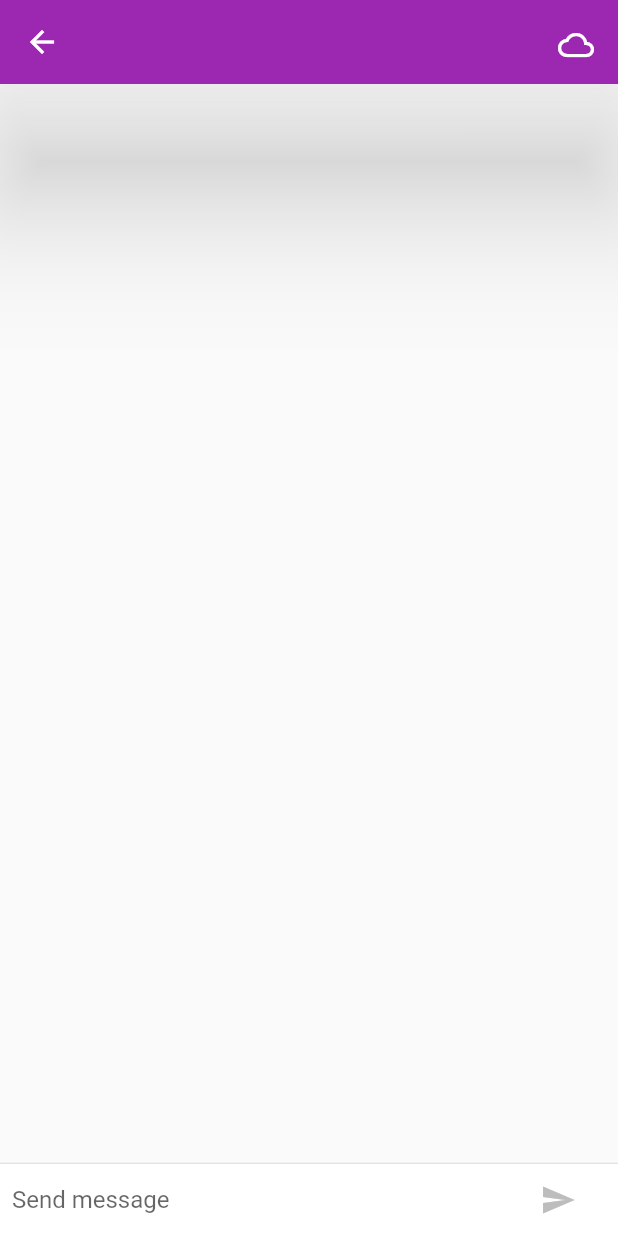
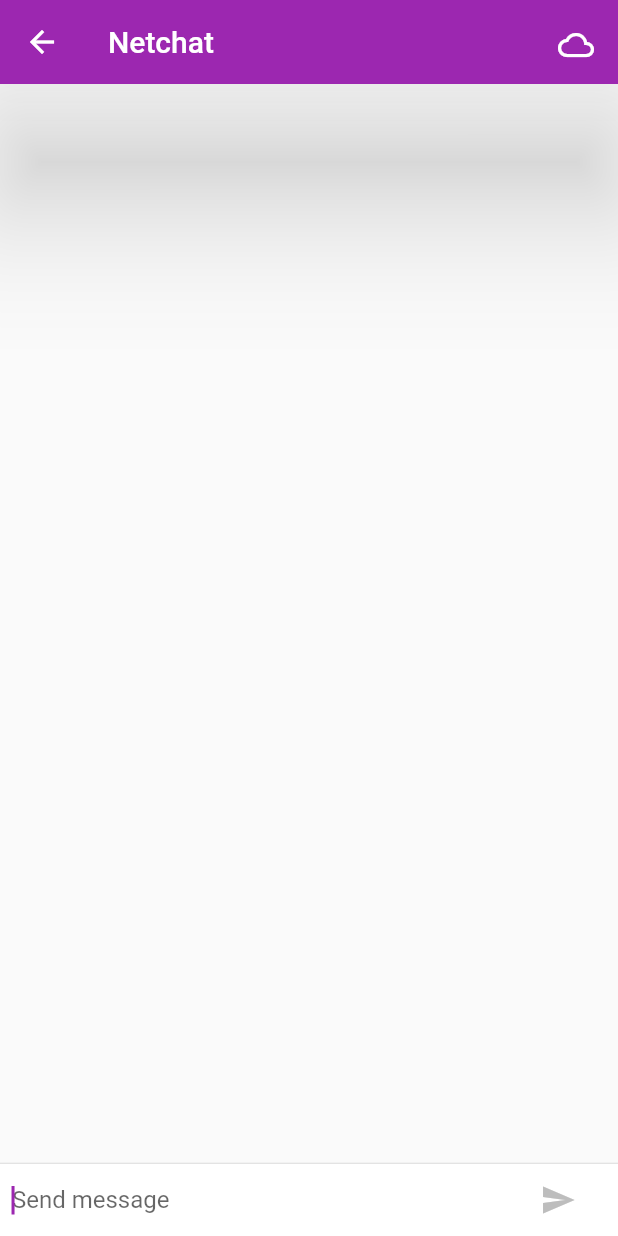
Before and after one commit to cfanatic/flutter-netchat, a Flutter app: the ChatScreen screen opened by its route, on a phone screen of 412 x 824 dp. Run offline on Flutter 3.47's test engine with Material 2 defaults, Android fonts, the phone set to English and light mode, and no system bars.

Commit message:
Random adjustments

```diff
--- a/lib/main.dart
+++ b/lib/main.dart
@@ -12,7 +12,6 @@
 
 final ThemeData androidTheme = new ThemeData(
   primarySwatch: Colors.purple,
-  accentColor: Colors.orangeAccent[400],
 );
 
 void main() => runApp(Netchat());
@@ -31,7 +30,7 @@
       initialRoute: "login",
       routes: {
         "login": (context) => ChatLogin(title: ""),
-        "home": (context) => ChatScreen(title: ""),
+        "home": (context) => ChatScreen(title: "Netchat"),
         "settings": (context) => ChatSettings(title: "Settings"),
       },
     );
@@ -50,27 +49,31 @@
 class _ChatLoginState extends State<ChatLogin> {
   // create a global key that uniquely identifies the Form widget and allows validation of the form
   // GlobalKey is the recommended way to access a form, however if you have a more complex widget tree, you can also use "Form.of()"
+  // FormState class contains the "validate()"" method:
+  // when the "validate()" method is called, it runs the "validator()" function for each text field in the form
   final _formKey = GlobalKey<FormState>();
   bool _autoValidate = false;
 
   @override
   Widget build(BuildContext context) {
+    return Scaffold(
       // Form widget acts as a container for grouping and validating multiple form fields
-    return Scaffold(
       body: Form(
+          key: _formKey,
           autovalidate: _autoValidate,
-          key: _formKey,
           child: Column(
             mainAxisAlignment: MainAxisAlignment.center,
             children: <Widget>[
               Container(
                 padding: const EdgeInsets.symmetric(
-                    horizontal: 64.0, vertical: 22.0),
+                  horizontal: 64.0,
+                  vertical: 22.0,
+                ),
                 child: Theme(
                   data: Theme.of(context)
                       .copyWith(primaryColor: Colors.orange[200]),
+                  // TextFormField widget renders a material design text field and can display validation errors when they occur
                   child: TextFormField(
-                    keyboardType: TextInputType.text,
                     decoration: InputDecoration(
                       contentPadding: EdgeInsets.symmetric(
                         vertical: 8.0,
@@ -83,8 +86,10 @@
                       ),
                       prefixIcon: Icon(Icons.perm_identity),
                       labelText: "User",
-                        fillColor: Colors.white70),
+                    ),
+                    keyboardType: TextInputType.text,
                     onSaved: (text) => null,
+                    // validate the input by providing a validator() function to the TextFormField
                     validator: (text) {
                       if (text.isEmpty)
                         return "Missing user";
@@ -99,6 +104,7 @@
                 child: Theme(
                   data: Theme.of(context)
                       .copyWith(primaryColor: Colors.orange[200]),
+                  // TextFormField widget renders a material design text field and can display validation errors when they occur
                   child: TextFormField(
                     decoration: InputDecoration(
                       contentPadding: EdgeInsets.symmetric(
@@ -112,9 +118,10 @@
                       ),
                       prefixIcon: Icon(Icons.lock),
                       labelText: "Password",
-                        fillColor: Colors.white70),
+                    ),
                     obscureText: true,
                     onSaved: (text) => null,
+                    // validate the input by providing a validator() function to the TextFormField
                     validator: (text) {
                       if (text.isEmpty)
                         return "Incorrect password";
@@ -128,6 +135,7 @@
                 padding: EdgeInsets.only(top: 42.0),
                 child: SizedBox(
                   width: 128,
+                  // when the user attempts to submit the form, check if the form is valid
                   child: RaisedButton(
                     color: Colors.orange[200],
                     child: Text("Login".toUpperCase()),
@@ -179,10 +187,19 @@
         elevation:
             Theme.of(context).platform == TargetPlatform.iOS ? 0.0 : 40.0,
       ),
-      body: Center(
+      body: Container(
+        decoration: Theme.of(context).platform == TargetPlatform.iOS
+            ? BoxDecoration(
+                border: Border(
+                  top: BorderSide(color: Colors.grey[400]),
+                ),
+              )
+            : null,
+        child: Center(
           child: RaisedButton(
             onPressed: () {},
             child: Text("Go back!"),
+          ),
         ),
       ),
     );
@@ -212,8 +229,11 @@
       duration: Duration(milliseconds: 300),
     );
     // "BuildContext" object is a handle to the location of a widget in your app"s widget tree
-    _tweenButton =
-        ColorTween(begin: Colors.grey[400], end: iOSTheme.accentColor)
+    _tweenButton = ColorTween(
+            begin: Colors.grey[400],
+            end: defaultTargetPlatform == TargetPlatform.iOS
+                ? iOSTheme.accentColor
+                : androidTheme.accentColor)
         .animate(_animationButton);
     super.initState();
   }
@@ -223,6 +243,7 @@
   // in the current app, the framework does not call the dispose() method since the app only has a single screen
   void dispose() {
     _animationButton.dispose();
+    _textController.dispose();
     for (final ChatMessage message in _messages)
       message.animationControllerMessage.dispose();
     super.dispose();
@@ -258,7 +279,7 @@
         decoration: Theme.of(context).platform == TargetPlatform.iOS
             ? BoxDecoration(
                 border: Border(
-                  top: BorderSide(color: Colors.grey[200]),
+                  top: BorderSide(color: Colors.grey[400]),
                 ),
               )
             : null,
@@ -328,15 +349,16 @@
           // Flexible tells the Row to automatically size the TextField to use the remaining space that isn"t used by the button
           Flexible(
             child: TextField(
+              decoration: InputDecoration.collapsed(
+                hintText: "Send message",
+              ),
+              autofocus: true,
+              controller: _textController,
               // every callback needs a handle and so the function shall have the word "handle" in its name
               // to be notified about changes to the text as the user interacts with the field, pass an "onChanged" callback to the TextField constructor
               // "_isComposing" variable controls the behavior and the visual appearance of the Send button
               onChanged: _handleChanged,
               onSubmitted: _isComposing ? _handleSubmitted : null,
-              controller: _textController,
-              decoration: InputDecoration.collapsed(
-                hintText: "Send message",
-              ),
             ),
           ),
           Container(
@@ -358,9 +380,9 @@
                   : AnimatedBuilder(
                       animation: _animationButton,
                       builder: (context, child) => IconButton(
+                        hoverColor: Colors.transparent,
                         color: _tweenButton.value,
                         icon: Icon(Icons.send),
-                        tooltip: "Send message",
                         onPressed: () => _isComposing
                             ? _handleSubmitted(_textController.text)
                             : null,
```
Lines whose indentation alone changed are shown as unchanged.
